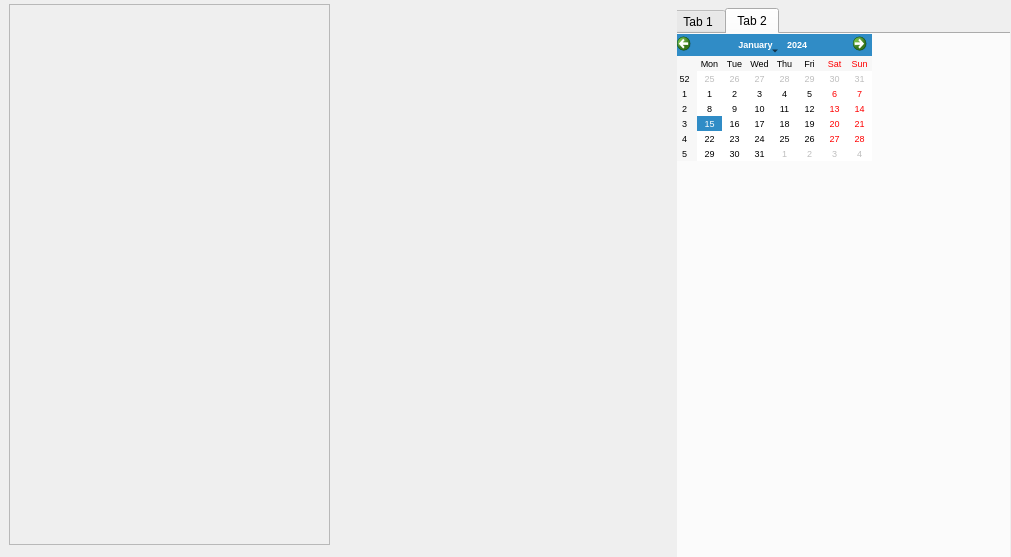
First picture: the form in NewMe/homepage.ui, repository SorasitWang/QtTutorial, before the edit.
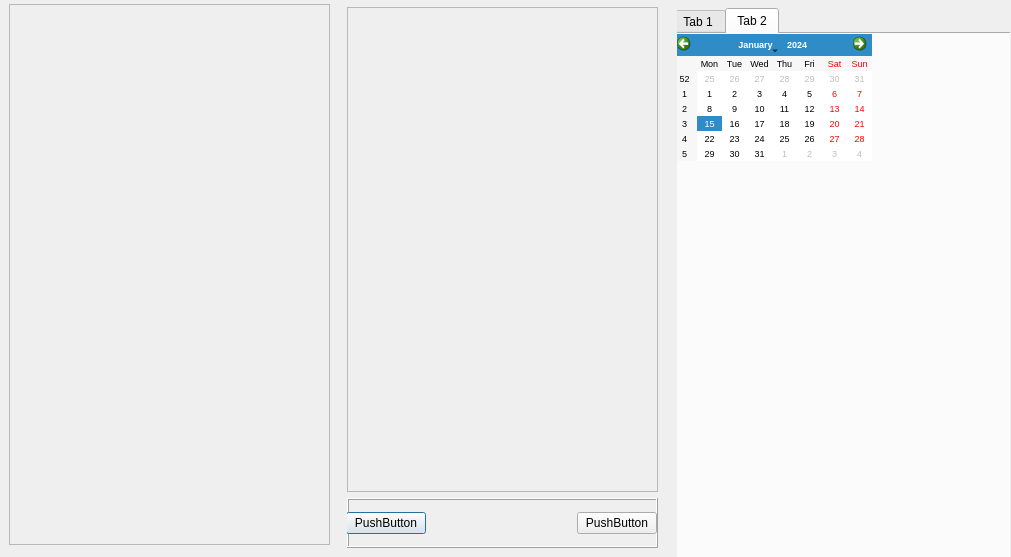
Second picture: the form after the edit.

```diff
--- a/NewMe/homepage.ui
+++ b/NewMe/homepage.ui
@@ -60,7 +60,97 @@
       </widget>
      </item>
      <item>
-      <widget class="QWidget" name="centerWidget" native="true"/>
+      <widget class="QWidget" name="centerWidget" native="true">
+       <widget class="QWidget" name="verticalLayoutWidget_2">
+        <property name="geometry">
+         <rect>
+          <x>9</x>
+          <y>9</y>
+          <width>311</width>
+          <height>541</height>
+         </rect>
+        </property>
+        <layout class="QVBoxLayout" name="centerLayout">
+         <item>
+          <widget class="QFrame" name="frame">
+           <property name="sizePolicy">
+            <sizepolicy hsizetype="Preferred" vsizetype="MinimumExpanding">
+             <horstretch>0</horstretch>
+             <verstretch>0</verstretch>
+            </sizepolicy>
+           </property>
+           <property name="frameShape">
+            <enum>QFrame::StyledPanel</enum>
+           </property>
+           <property name="frameShadow">
+            <enum>QFrame::Raised</enum>
+           </property>
+          </widget>
+         </item>
+         <item>
+          <widget class="QFrame" name="frame_2">
+           <property name="sizePolicy">
+            <sizepolicy hsizetype="Preferred" vsizetype="Minimum">
+             <horstretch>0</horstretch>
+             <verstretch>0</verstretch>
+            </sizepolicy>
+           </property>
+           <property name="minimumSize">
+            <size>
+             <width>0</width>
+             <height>50</height>
+            </size>
+           </property>
+           <property name="frameShape">
+            <enum>QFrame::Box</enum>
+           </property>
+           <property name="frameShadow">
+            <enum>QFrame::Raised</enum>
+           </property>
+           <widget class="QWidget" name="horizontalLayoutWidget_2">
+            <property name="geometry">
+             <rect>
+              <x>-1</x>
+              <y>0</y>
+              <width>311</width>
+              <height>51</height>
+             </rect>
+            </property>
+            <layout class="QHBoxLayout" name="btnTab">
+             <item>
+              <widget class="QPushButton" name="cancel">
+               <property name="text">
+                <string>PushButton</string>
+               </property>
+              </widget>
+             </item>
+             <item>
+              <spacer name="horizontalSpacer">
+               <property name="orientation">
+                <enum>Qt::Horizontal</enum>
+               </property>
+               <property name="sizeHint" stdset="0">
+                <size>
+                 <width>40</width>
+                 <height>20</height>
+                </size>
+               </property>
+              </spacer>
+             </item>
+             <item>
+              <widget class="QPushButton" name="ok">
+               <property name="text">
+                <string>PushButton</string>
+               </property>
+              </widget>
+             </item>
+            </layout>
+           </widget>
+          </widget>
+         </item>
+        </layout>
+       </widget>
+      </widget>
      </item>
      <item>
       <widget class="QWidget" name="widget" native="true">
```
